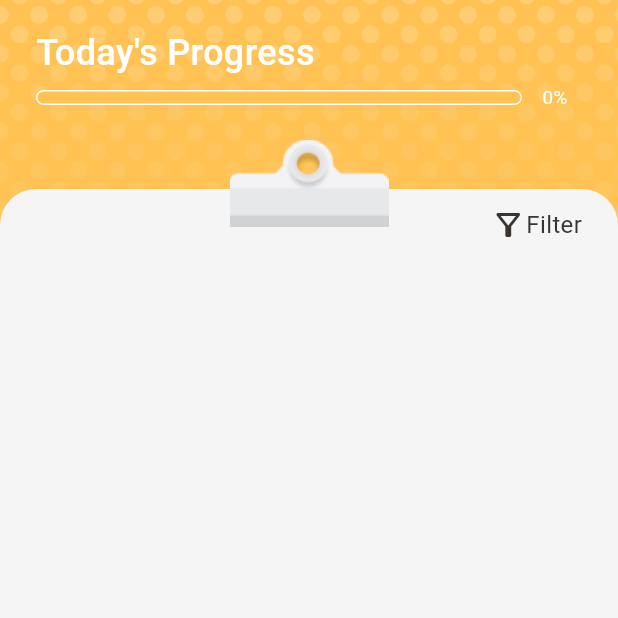
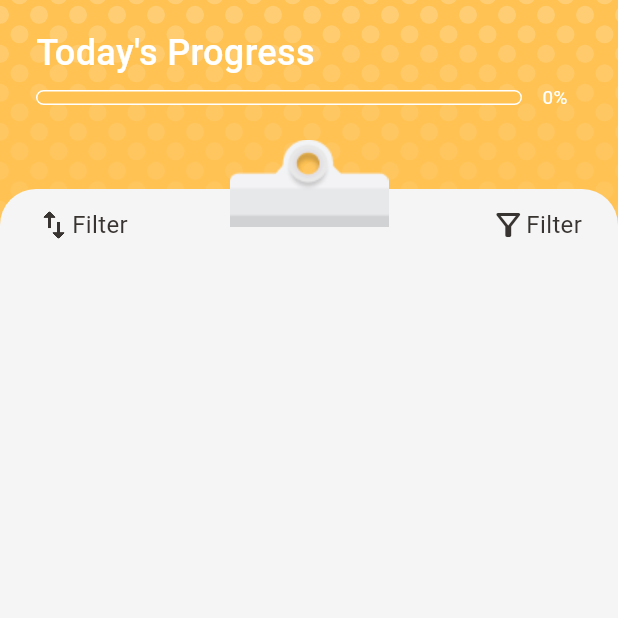
Before and after one commit to donaldmntam/too_many_tasks, a Flutter app: the screen it shows after launch, on a phone screen of 412 x 824 dp, the top half of it. Run offline on Flutter 3.47's test engine with Material 3 defaults, Android fonts, the phone set to English and light mode, and no system bars; our stand-ins replace fast_immutable_collections, lottie, shared_preferences; generated files the repository leaves out were written again.

Commit message:
updated the buttons

```diff
--- a/lib/task_list/page.dart
+++ b/lib/task_list/page.dart
@@ -6,7 +6,7 @@ import 'package:too_many_tasks/common/models/task.dart';
 import 'package:too_many_tasks/common/widgets/task_dialog/task_dialog.dart';
 import 'package:too_many_tasks/task_list/listener.dart';
 import 'package:too_many_tasks/task_list/widgets/clipboard.dart';
-import 'package:too_many_tasks/task_list/widgets/filter_button.dart';
+import 'package:too_many_tasks/task_list/widgets/button.dart';
 import 'package:too_many_tasks/task_list/widgets/top/top.dart';
 import '../common/models/loadable.dart';
 import 'widgets/ready_content/ready_content.dart' as ready;
@@ -151,19 +151,19 @@ class _State extends State<Page> {
                   height: constraints.maxHeight
                     - Page.topHeight(context)
                     + Page.clipboardOverlapHeight,
+                  topLeftChild: switch (tasks) {
+                    Loading() => null,
+                    Ready() => _CornerButton(
+                      alignment: Alignment.centerLeft,
+                      child: SortButton(onTap: openFilterMenu),
+                    ),
+                    Error() => todo(),
+                  },
                   topRightChild: switch (tasks) {
                     Loading() => null,
-                    Ready() => Padding(
-                      padding: const EdgeInsets.only(
-                        top: 12,
-                        left: Page.clipboardBorderRadius,
-                        right: Page.clipboardBorderRadius,
-                      ),
-                      child: FittedBox(
-                        fit: BoxFit.contain,
-                        alignment: Alignment.centerRight,
-                        child: FilterButton(onTap: openFilterMenu)
-                      )
+                    Ready() => _CornerButton(
+                      alignment: Alignment.centerRight,
+                      child: FilterButton(onTap: openFilterMenu),
                     ),
                     Error() => todo(),
                   },
@@ -210,3 +210,29 @@ class _State extends State<Page> {
     );
   }
 }
+
+class _CornerButton extends StatelessWidget {
+  final Alignment alignment;
+  final Widget child;
+
+  const _CornerButton({
+    required this.alignment,
+    required this.child,
+  });
+
+  @override
+  Widget build(BuildContext context) {
+    return Padding(
+      padding: const EdgeInsets.only(
+        top: 12,
+        left: Page.clipboardBorderRadius,
+        right: Page.clipboardBorderRadius,
+      ),
+      child: FittedBox(
+        fit: BoxFit.contain,
+        alignment: alignment,
+        child: child,
+      )
+    );
+  }
+}
--- a/lib/task_list/widgets/filter_button.dart
+++ b/lib/task_list/widgets/button.dart
@@ -2,16 +2,17 @@ import 'package:flutter/material.dart' hide Theme, BottomSheet;
 import 'package:too_many_tasks/common/theme/theme.dart';
 import 'package:flutter_gen/gen_l10n/strings.dart';
 
-class FilterButton extends StatelessWidget {
+class _Button extends StatelessWidget {
   final _key = GlobalKey();
+  final IconData icon;
+  final String text;
   final void Function() onTap;
 
-  FilterButton({super.key, required this.onTap});
+  _Button(this.icon, this.text, this.onTap);
 
   @override
   Widget build(BuildContext context) {
     final theme = Theme.of(context);
-    final strings = Strings.of(context);
     return GestureDetector(
       key: _key,
       onTap: () {
@@ -25,11 +26,11 @@ class FilterButton extends StatelessWidget {
           mainAxisSize: MainAxisSize.min,
           children: [
             Icon(
-              Icons.filter_alt_outlined,
+              icon,
               color: theme.colors.onBackground400,
             ),
             Text(
-              strings.task_list_filter_button,
+              text,
               style: theme.textStyle(
                 size: 16,
                 color: theme.colors.onBackground400,
@@ -41,3 +42,35 @@ class FilterButton extends StatelessWidget {
     );
   }
 }
+
+class SortButton extends StatelessWidget {
+  final void Function() onTap;
+
+  const SortButton({super.key, required this.onTap});
+
+  @override
+  Widget build(BuildContext context) {
+    final strings = Strings.of(context);
+    return _Button(
+      Icons.swap_vert_outlined,
+      strings.task_list_filter_button,
+      onTap,
+    );
+  }
+}
+
+class FilterButton extends StatelessWidget {
+  final void Function() onTap;
+
+  const FilterButton({super.key, required this.onTap});
+
+  @override
+  Widget build(BuildContext context) {
+    final strings = Strings.of(context);
+    return _Button(
+      Icons.filter_alt_outlined,
+      strings.task_list_filter_button,
+      onTap,
+    );
+  }
+}
```
